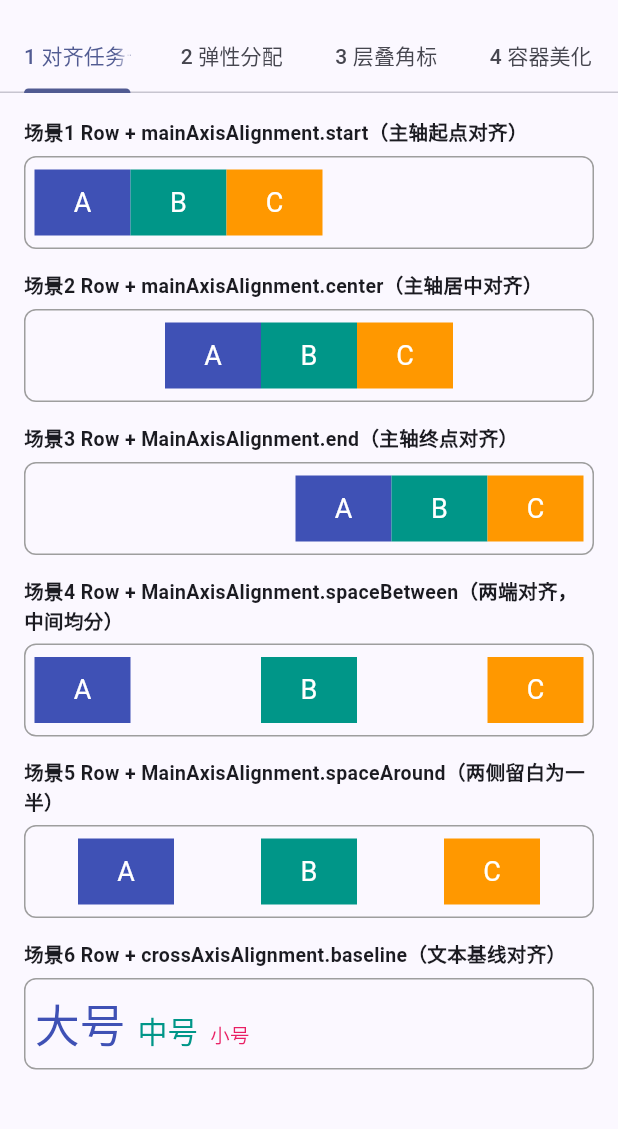
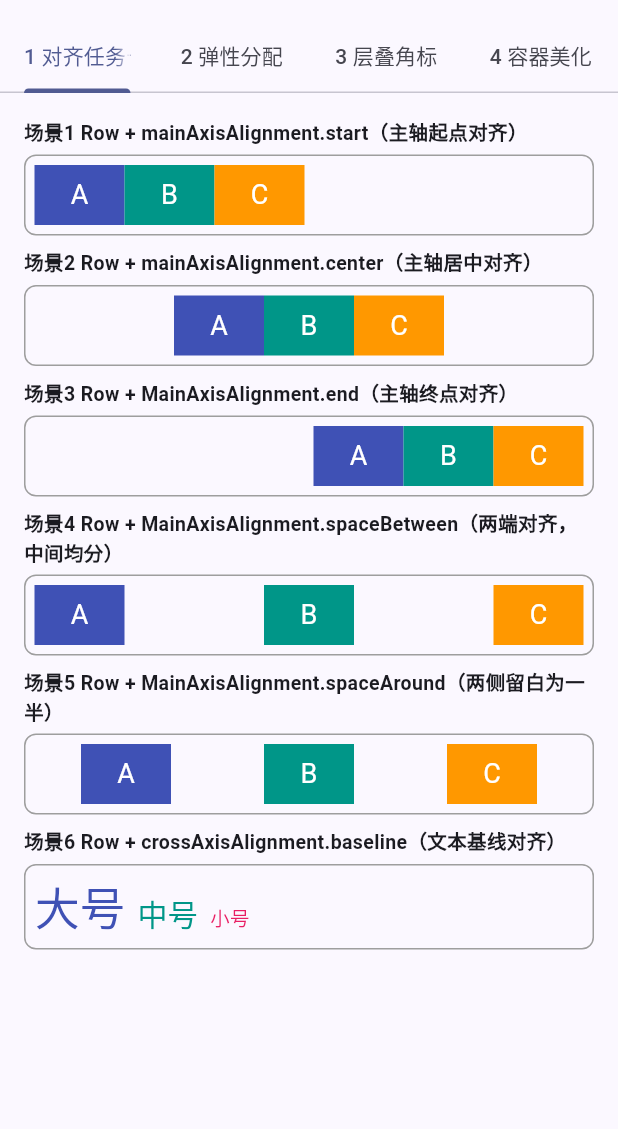
Before and after one commit to XiYuhang-alex/lecture6, a Flutter app: the screen it shows after launch, on a phone screen of 412 x 824 dp, the part 63-1192 px from its top. Run offline on Flutter 3.47's test engine with Material 3 defaults, Android fonts, the phone set to English and light mode, and no system bars.

Commit message:
style: compact alignment scenes to fit one screen

```diff
--- a/layout_practice/lib/main.dart
+++ b/layout_practice/lib/main.dart
@@ -105,24 +105,24 @@ class AlignmentCardPage extends StatelessWidget {
       ];
 
   static Widget _box(String t, Color c) => Container(
-        width: 64,
-        height: 44,
+        width: 60,
+        height: 40,
         alignment: Alignment.center,
         color: c,
         child: Text(t, style: const TextStyle(color: Colors.white, fontSize: 18)),
       );
 
   static Widget _scene(String label, Widget demo) => Padding(
-        padding: const EdgeInsets.only(bottom: 14),
+        padding: const EdgeInsets.only(bottom: 8),
         child: Column(
           crossAxisAlignment: CrossAxisAlignment.start,
           children: [
             Text(label,
                 style: const TextStyle(fontSize: 13, fontWeight: FontWeight.w600)),
-            const SizedBox(height: 6),
+            const SizedBox(height: 5),
             Container(
               width: double.infinity,
-              padding: const EdgeInsets.symmetric(vertical: 8, horizontal: 6),
+              padding: const EdgeInsets.symmetric(vertical: 6, horizontal: 6),
               decoration: BoxDecoration(
                 border: Border.all(color: Colors.grey),
                 borderRadius: BorderRadius.circular(8),
```
